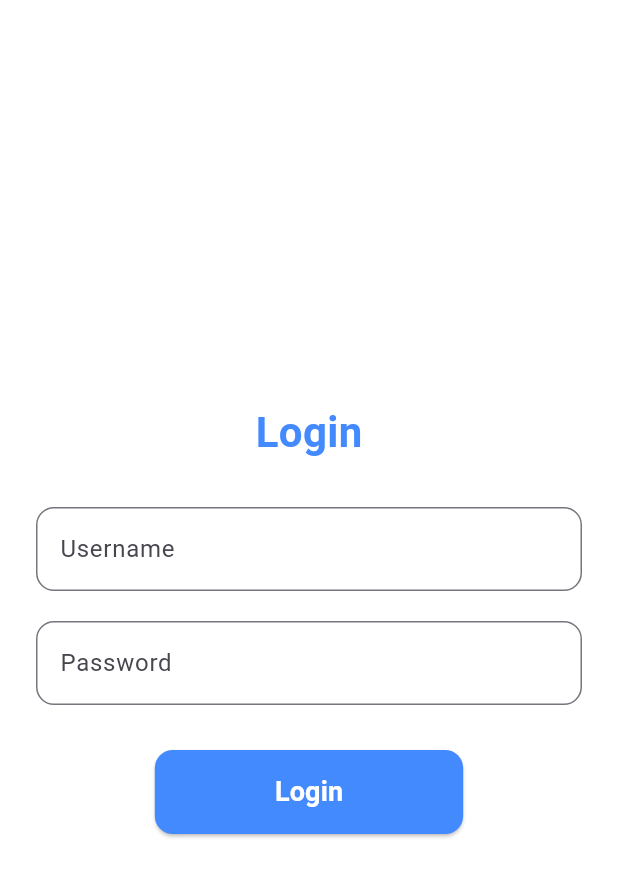
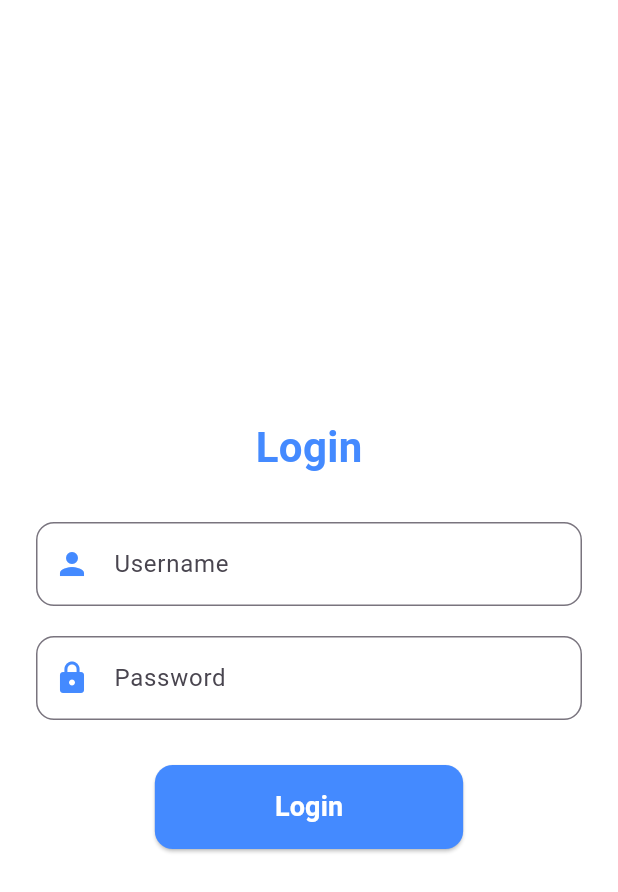
Before and after one commit to ariski254/Projek-Flutter, a Flutter app: the screen it shows after launch, on a phone screen of 412 x 824 dp. Shown: the top 892 px of the screen. Run offline on Flutter 3.47's test engine with Material 3 defaults, Android fonts, the phone set to English and light mode, and no system bars.

Commit message:
Initial commit

```diff
--- a/lib/main.dart
+++ b/lib/main.dart
@@ -1,4 +1,3 @@
-// main.dart
 import 'package:flutter/material.dart';
 import 'home.dart';
 
@@ -29,6 +28,7 @@ class LoginPage extends StatelessWidget {
           child: Column(
             mainAxisAlignment: MainAxisAlignment.center,
             children: [
+              SizedBox(height: 20),
               Text(
                 'Login',
                 style: TextStyle(
@@ -42,6 +42,7 @@ class LoginPage extends StatelessWidget {
                 controller: usernameController,
                 decoration: InputDecoration(
                   labelText: 'Username',
+                  prefixIcon: Icon(Icons.person, color: Colors.blueAccent),
                   border: OutlineInputBorder(
                     borderRadius: BorderRadius.circular(12),
                   ),
@@ -53,6 +54,7 @@ class LoginPage extends StatelessWidget {
                 obscureText: true,
                 decoration: InputDecoration(
                   labelText: 'Password',
+                  prefixIcon: Icon(Icons.lock, color: Colors.blueAccent),
                   border: OutlineInputBorder(
                     borderRadius: BorderRadius.circular(12),
                   ),
```
